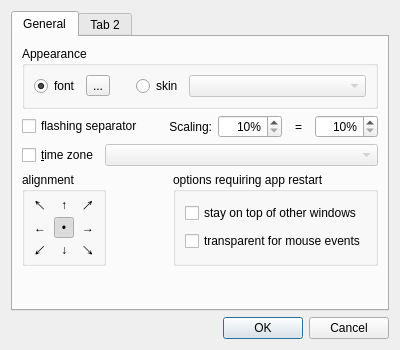
Above: src/app/settings_dialog.ui from Kolcha/DigitalClockNext before the change. Below: the same form after it.
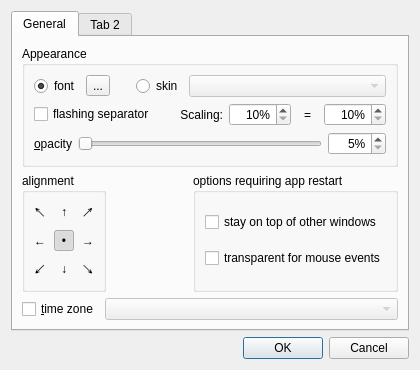
That is the form after the change.

Commit message: added opacity option

Patch:
```diff
--- a/src/app/settings_dialog.ui
+++ b/src/app/settings_dialog.ui
@@ -6,8 +6,8 @@
    <rect>
     <x>0</x>
     <y>0</y>
-    <width>400</width>
-    <height>350</height>
+    <width>420</width>
+    <height>370</height>
    </rect>
   </property>
   <property name="windowTitle">
@@ -29,6 +29,8 @@
          <property name="title">
           <string>Appearance</string>
          </property>
+         <layout class="QVBoxLayout" name="verticalLayout_4">
+          <item>
          <layout class="QHBoxLayout" name="skin_layout">
           <item>
            <widget class="QRadioButton" name="font_rbtn">
@@ -84,7 +86,6 @@
            </widget>
           </item>
          </layout>
-        </widget>
        </item>
        <item>
         <layout class="QHBoxLayout" name="horizontalLayout">
@@ -162,28 +163,50 @@
         </layout>
        </item>
        <item>
-        <layout class="QHBoxLayout" name="time_zone_layout">
+           <layout class="QHBoxLayout" name="opacity_layout">
          <item>
-          <widget class="QCheckBox" name="use_time_zone">
+             <widget class="QLabel" name="opacity_label">
            <property name="text">
-            <string>&amp;time zone</string>
-           </property>
+               <string>&amp;opacity</string>
+              </property>
+              <property name="buddy">
+               <cstring>opacity_slider</cstring>
+              </property>
           </widget>
          </item>
          <item>
-          <widget class="QComboBox" name="time_zone_edit">
-           <property name="enabled">
-            <bool>false</bool>
-           </property>
-           <property name="sizePolicy">
-            <sizepolicy hsizetype="MinimumExpanding" vsizetype="Fixed">
-             <horstretch>0</horstretch>
-             <verstretch>0</verstretch>
-            </sizepolicy>
-           </property>
-          </widget>
-         </item>
-        </layout>
+             <widget class="QSlider" name="opacity_slider">
+              <property name="minimum">
+               <number>5</number>
+              </property>
+              <property name="maximum">
+               <number>100</number>
+              </property>
+              <property name="orientation">
+               <enum>Qt::Horizontal</enum>
+              </property>
+             </widget>
+            </item>
+            <item>
+             <widget class="QSpinBox" name="opacity_edit">
+              <property name="alignment">
+               <set>Qt::AlignRight|Qt::AlignTrailing|Qt::AlignVCenter</set>
+              </property>
+              <property name="suffix">
+               <string notr="true">%</string>
+              </property>
+              <property name="minimum">
+               <number>5</number>
+              </property>
+              <property name="maximum">
+               <number>100</number>
+              </property>
+             </widget>
+            </item>
+           </layout>
+          </item>
+         </layout>
+        </widget>
        </item>
        <item>
         <layout class="QHBoxLayout" name="horizontalLayout_2">
@@ -424,17 +447,28 @@
         </layout>
        </item>
        <item>
-        <spacer name="verticalSpacer">
-         <property name="orientation">
-          <enum>Qt::Vertical</enum>
-         </property>
-         <property name="sizeHint" stdset="0">
-          <size>
-           <width>20</width>
-           <height>6</height>
-          </size>
-         </property>
-        </spacer>
+        <layout class="QHBoxLayout" name="time_zone_layout">
+         <item>
+          <widget class="QCheckBox" name="use_time_zone">
+           <property name="text">
+            <string>&amp;time zone</string>
+           </property>
+          </widget>
+         </item>
+         <item>
+          <widget class="QComboBox" name="time_zone_edit">
+           <property name="enabled">
+            <bool>false</bool>
+           </property>
+           <property name="sizePolicy">
+            <sizepolicy hsizetype="MinimumExpanding" vsizetype="Fixed">
+             <horstretch>0</horstretch>
+             <verstretch>0</verstretch>
+            </sizepolicy>
+           </property>
+          </widget>
+         </item>
+        </layout>
        </item>
       </layout>
      </widget>
```
Left out of the diff: 50 changed lines with no effect on the pictures. Lines whose indentation alone changed are shown as unchanged. The commit also changes 4 other files.
